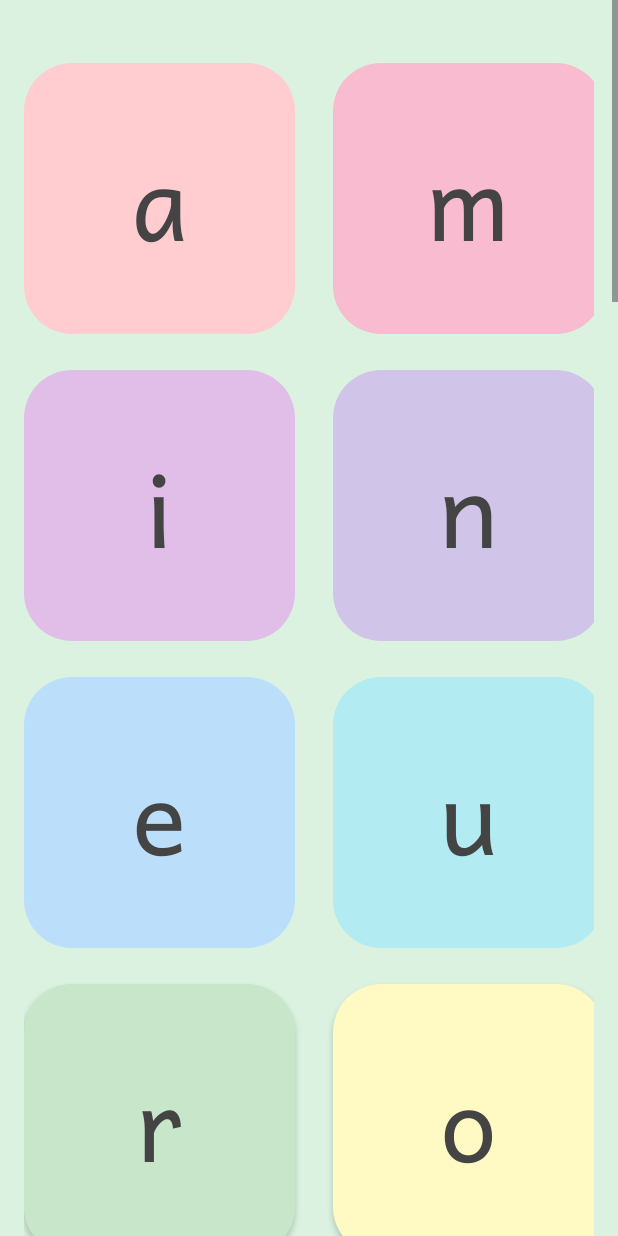
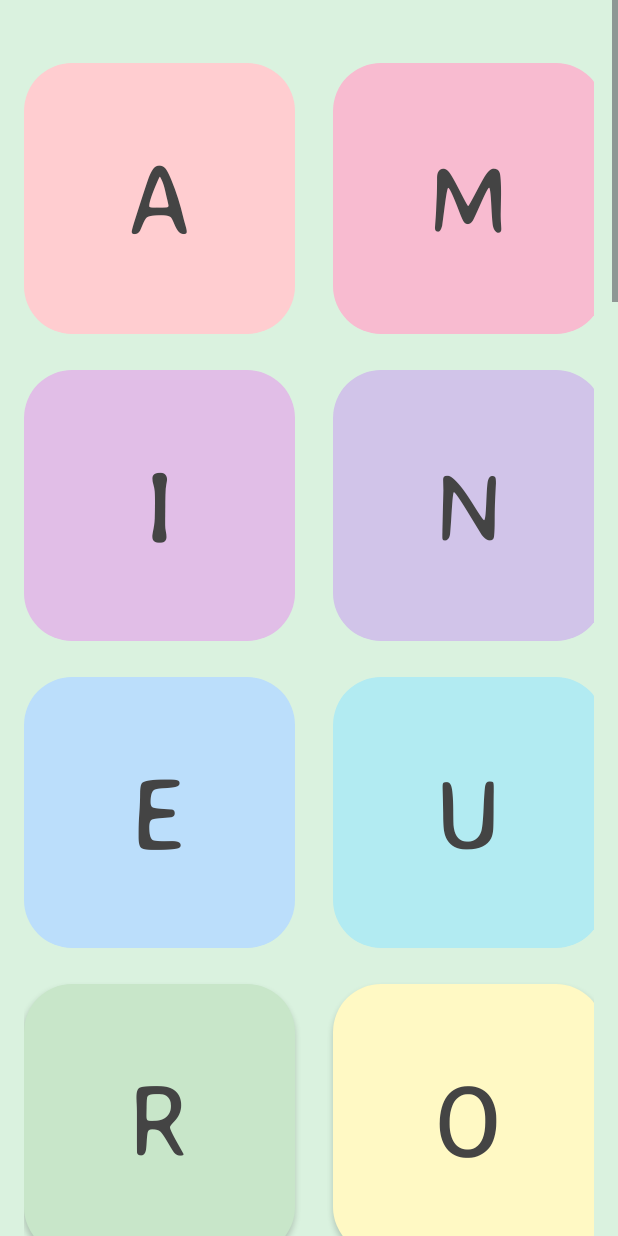
Before and after one commit to ralucaghit/K-app_vNew, an Android app: the AllLettersActivity screen opened directly, with no data from a screen before it, on a phone screen of 412 x 824 dp. Run offline under Robolectric (Android 15) with nearby library versions, the phone set to English and light mode, and no system bars.

Commit message:
Prima versiune

```diff
--- a/app/src/main/AndroidManifest.xml
+++ b/app/src/main/AndroidManifest.xml
@@ -43,6 +43,7 @@
                 <category android:name="android.intent.category.LAUNCHER" />
             </intent-filter>
         </activity>
+
     </application>
 
 </manifest>
--- a/app/src/main/java/com/example/k_app_v1/AllLettersActivity.kt
+++ b/app/src/main/java/com/example/k_app_v1/AllLettersActivity.kt
@@ -21,7 +21,7 @@ class AllLettersActivity : AppCompatActivity() {
 
         val grid = findViewById<GridLayout>(R.id.gridLitere)
 
-        val typeface = ResourcesCompat.getFont(this, R.font.andika)
+        val typeface = ResourcesCompat.getFont(this, R.font.averia_sans_libre)
 
         ViewCompat.setOnApplyWindowInsetsListener(grid) { view, insets ->
             val bottomInset = insets.getInsets(WindowInsetsCompat.Type.systemBars()).bottom
@@ -35,7 +35,7 @@ class AllLettersActivity : AppCompatActivity() {
         }
 
         //val litere = ('a'..'z').toList()
-        val litere = listOf('a', 'm', 'i', 'n', 'e', 'u', 'r', 'o', 'c', 'ă', 'l', 't', 's', 'p', 'v', 'd', 'ș', 'î', 'â', 'b', 'j', 'h', 'g', 'ț', 'z', 'f', 'x', 'k', 'q', 'w', 'y')
+        val litere = listOf('A', 'M', 'I', 'N', 'E', 'U', 'R', 'O', 'C', 'Ă', 'L', 'T', 'S', 'P', 'V', 'D', 'Ș', 'Î', 'Â', 'B', 'J', 'H', 'G', 'Ț', 'Z', 'F', 'X', 'K', 'Q', 'W', 'Y')
 
         val colors = listOf("#FFCDD0", "#F8BBD0", "#E1BEE7", "#D1C4E9", "#BBDEFB", "#B2EBF2", "#C8E6C9", "#FFF9C4", "#FFE0B2")
 
@@ -68,7 +68,7 @@ class AllLettersActivity : AppCompatActivity() {
 
                 setOnClickListener {
                     val intent = Intent(this@AllLettersActivity, CardsForSpecificLetterActivity::class.java)
-                    intent.putExtra("LiteraId", "Litera${litera.uppercase()}")
+                    intent.putExtra("LiteraId", "Litera${litera}")
                     startActivity(intent)
                 }
             }
--- a/app/src/main/java/com/example/k_app_v1/CardsForSpecificLetterActivity.kt
+++ b/app/src/main/java/com/example/k_app_v1/CardsForSpecificLetterActivity.kt
@@ -88,6 +88,9 @@ class CardsForSpecificLetterActivity : AppCompatActivity() {
                 val rawList = doc.get("imagini")
                 val listaImagini = if (rawList is List<*>) rawList.filterIsInstance<String>() else emptyList()
 
+                val descriere = doc.getString("descriere") ?: "Fără descriere"
+                titluTextView.text = descriere
+
                 Log.d("FIREBASE_IMAGINI", "Lista conține ${listaImagini.size} imagini")
 
                 recyclerView.adapter = ImaginiAdapter(listaImagini)
--- a/app/src/main/java/com/example/k_app_v1/ImaginiAdapter.kt
+++ b/app/src/main/java/com/example/k_app_v1/ImaginiAdapter.kt
@@ -1,11 +1,11 @@
 package com.example.k_app_v1
+
 import android.view.LayoutInflater
 import android.view.View
 import android.view.ViewGroup
 import android.widget.ImageView
 import androidx.recyclerview.widget.RecyclerView
 import com.bumptech.glide.Glide
-import android.util.Log
 
 class ImaginiAdapter(private val imagini: List<String>) : RecyclerView.Adapter<ImaginiAdapter.ImagineViewHolder>() {
 
--- a/app/src/main/res/layout/activity_cards_for_specific_letter.xml
+++ b/app/src/main/res/layout/activity_cards_for_specific_letter.xml
@@ -38,10 +38,9 @@
             app:layout_constraintEnd_toEndOf="parent"
             app:layout_constraintTop_toTopOf="parent"
             app:layout_constraintBottom_toBottomOf="parent"
-            android:text="Litera a"
             android:textColor="#73B48D"
-            android:textSize="40sp"
-            android:textStyle="bold" />
+            android:textSize="45sp"
+            android:fontFamily="@font/averia_sans_libre_bold"/>
     </androidx.constraintlayout.widget.ConstraintLayout>
 
     <androidx.recyclerview.widget.RecyclerView
```
Also changed, not shown: app/src/main/res/font/averia_sans_libre.ttf (added), app/src/main/res/font/averia_sans_libre_bold.ttf (added).
